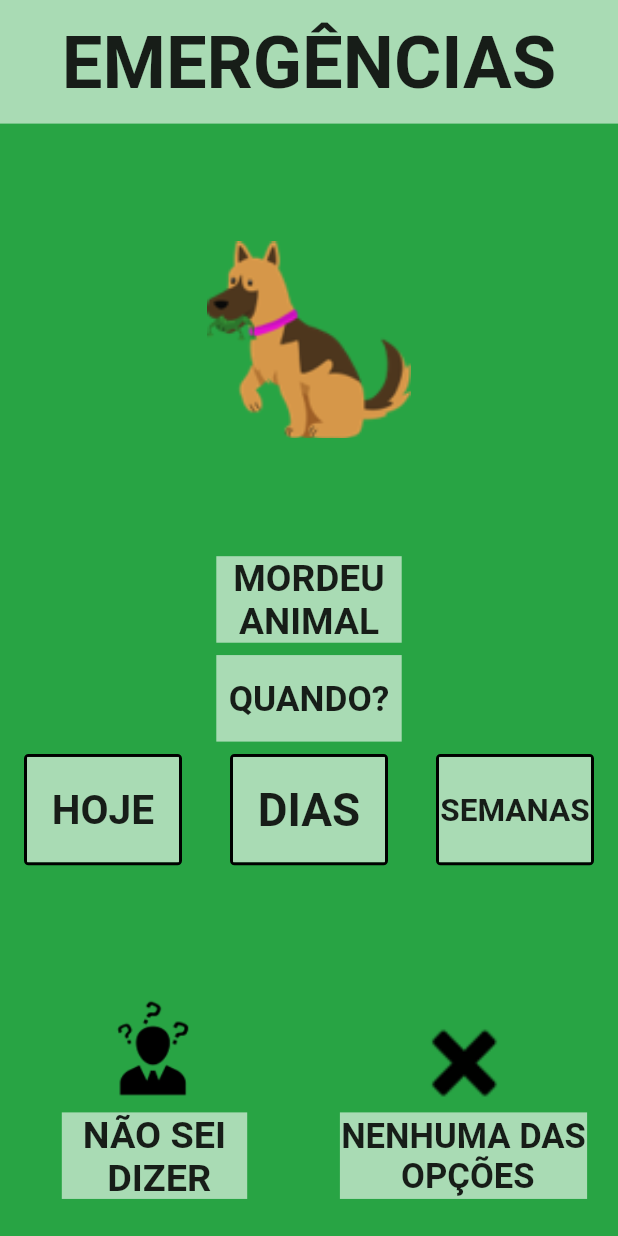
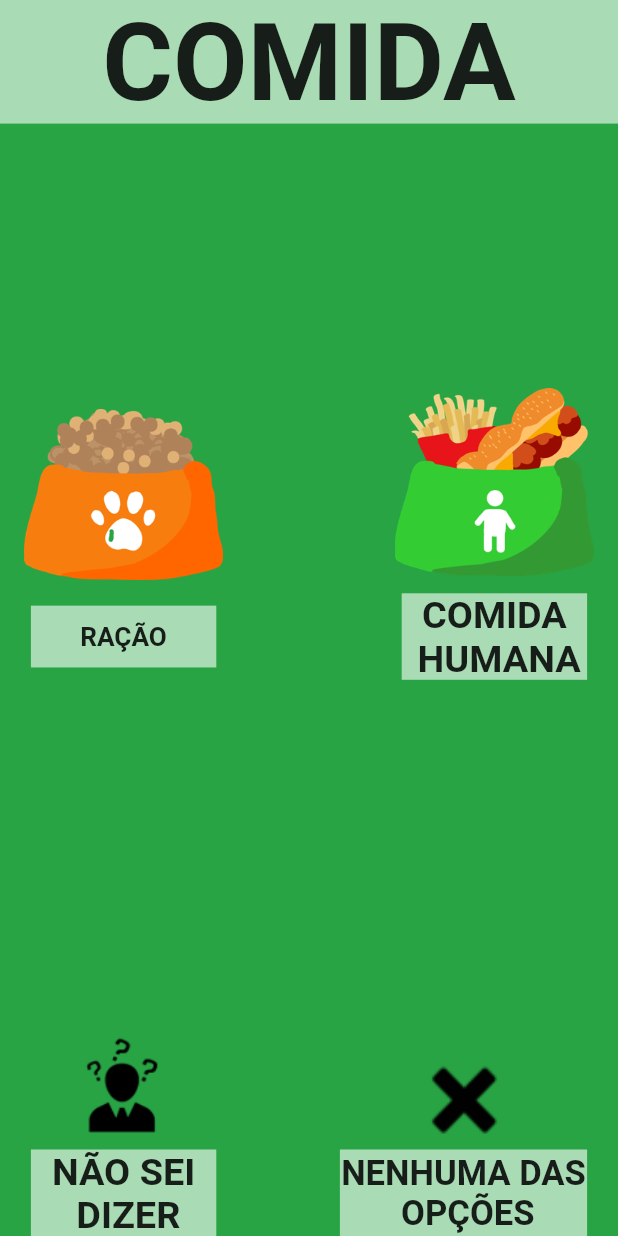
Before and after one commit to luizrgf2/Libraspetapp, a Flutter app: the screen it shows after launch, on a phone screen of 412 x 824 dp. Run offline on Flutter 3.47's test engine with Material 2 defaults, Android fonts, the phone set to English and light mode, and no system bars.

Commit message:
add new screens

```diff
--- a/lib/main.dart
+++ b/lib/main.dart
@@ -1,5 +1,5 @@
 import 'package:flutter/material.dart';
-import 'screens/mordeu_screen.dart';
+import 'screens/comida_humana_animal_screen.dart';
 
 void main() {
   runApp(Myapp());
@@ -9,7 +9,7 @@
   @override
   Widget build(BuildContext context) {
     return MaterialApp(
-      home: (Mordeu_Screen()),
+      home: Comidas_Screen(),
       theme: ThemeData(canvasColor: Color.fromRGBO(40, 164, 68, 10)),
     );
   }
--- /dev/null
+++ b/lib/screens/comida_humana_animal_screen.dart
@@ -0,0 +1,103 @@
+import 'package:Libraspet/components/image_click.dart';
+import 'package:flutter/material.dart';
+import '../components/area_text.dart';
+
+class Comidas_Screen extends StatelessWidget {
+  @override
+  Widget build(BuildContext context) {
+    var altura =
+        MediaQuery.of(context).size.height - MediaQuery.of(context).padding.top;
+    var largura = MediaQuery.of(context).size.width;
+
+    return Scaffold(
+      body: Column(
+        mainAxisAlignment: MainAxisAlignment.spaceBetween,
+        children: [
+          AreaText(
+              text: 'COMIDA',
+              altura: altura * 0.1,
+              largura: largura,
+              altura_text: altura * 0.05),
+          Row(
+            mainAxisAlignment: MainAxisAlignment.spaceBetween,
+            children: [
+              Column(
+                children: [
+                  ImageClick(
+                    largura: largura * 0.4,
+                    altura: altura * 0.2,
+                    path: 'lib/assets/images/Imagem14.png',
+                    function: () {},
+                    padding: altura * 0.2 * 0.1,
+                  ),
+                  AreaText(
+                      text: 'RAÇÃO',
+                      altura: altura * 0.05,
+                      largura: largura * 0.3,
+                      altura_text: altura * 0.04),
+                ],
+              ),
+              Column(
+                children: [
+                  ImageClick(
+                    largura: largura * 0.4,
+                    altura: altura * 0.2,
+                    path: 'lib/assets/images/Imagem15.png',
+                    function: () {},
+                    padding: altura * 0.2 * 0.1,
+                  ),
+                  AreaText(
+                      text: 'COMIDA\n HUMANA',
+                      altura: altura * 0.07,
+                      largura: largura * 0.3,
+                      altura_text: altura * 0.001),
+                ],
+              ),
+            ],
+          ),
+          Padding(
+            padding:
+                EdgeInsets.only(left: largura * 0.05, right: largura * 0.05),
+            child: Row(
+              mainAxisAlignment: MainAxisAlignment.spaceBetween,
+              children: [
+                Column(
+                  children: [
+                    ImageClick(
+                      largura: largura * 0.3,
+                      altura: altura * 0.2,
+                      path: 'lib/assets/images/Imagem4.png',
+                      function: () {},
+                      padding: altura * 0.2 * 0.5,
+                    ),
+                    AreaText(
+                        text: 'NÃO SEI\n DIZER',
+                        altura: altura * 0.07,
+                        largura: largura * 0.3,
+                        altura_text: altura * 0.004),
+                  ],
+                ),
+                Column(
+                  children: [
+                    ImageClick(
+                      largura: largura * 0.4,
+                      altura: altura * 0.2,
+                      path: 'lib/assets/images/Imagem5.png',
+                      function: () {},
+                      padding: altura * 0.2 * 0.6,
+                    ),
+                    AreaText(
+                        text: 'NENHUMA DAS\n OPÇÕES',
+                        altura: altura * 0.07,
+                        largura: largura * 0.4,
+                        altura_text: altura * 0.001),
+                  ],
+                )
+              ],
+            ),
+          ),
+        ],
+      ),
+    );
+  }
+}
--- a/pubspec.yaml
+++ b/pubspec.yaml
@@ -55,7 +55,11 @@
     - lib/assets/images/Imagem7.png
     - lib/assets/images/Imagem8.png
     - lib/assets/images/Imagem9.png
-    - lib/assets/images/Imagem10.png
+    - lib/assets/images/Imagem11.png
+    - lib/assets/images/Imagem12.png
+    - lib/assets/images/Imagem13.png
+    - lib/assets/images/Imagem14.png
+    - lib/assets/images/Imagem15.png
 
 
 
```
Also changed, not shown: lib/screens/comemuito_screen.dart (added, +120 -0 lines), lib/screens/comida_screen.dart (added, +122 -0 lines), lib/screens/naocome_screen.dart (added, +120 -0 lines), lib/assets/images/Imagem11.png (added), lib/assets/images/Imagem12.png (added), lib/assets/images/Imagem13.png (added), lib/assets/images/Imagem14.png (added), lib/assets/images/Imagem15.png (added).
